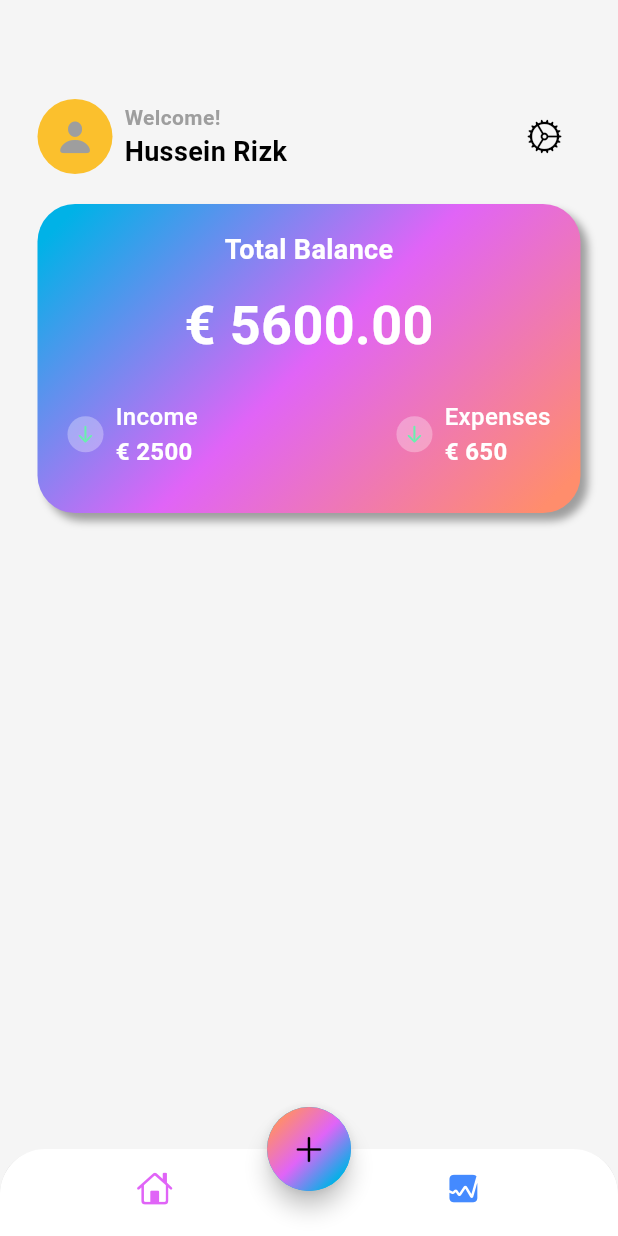
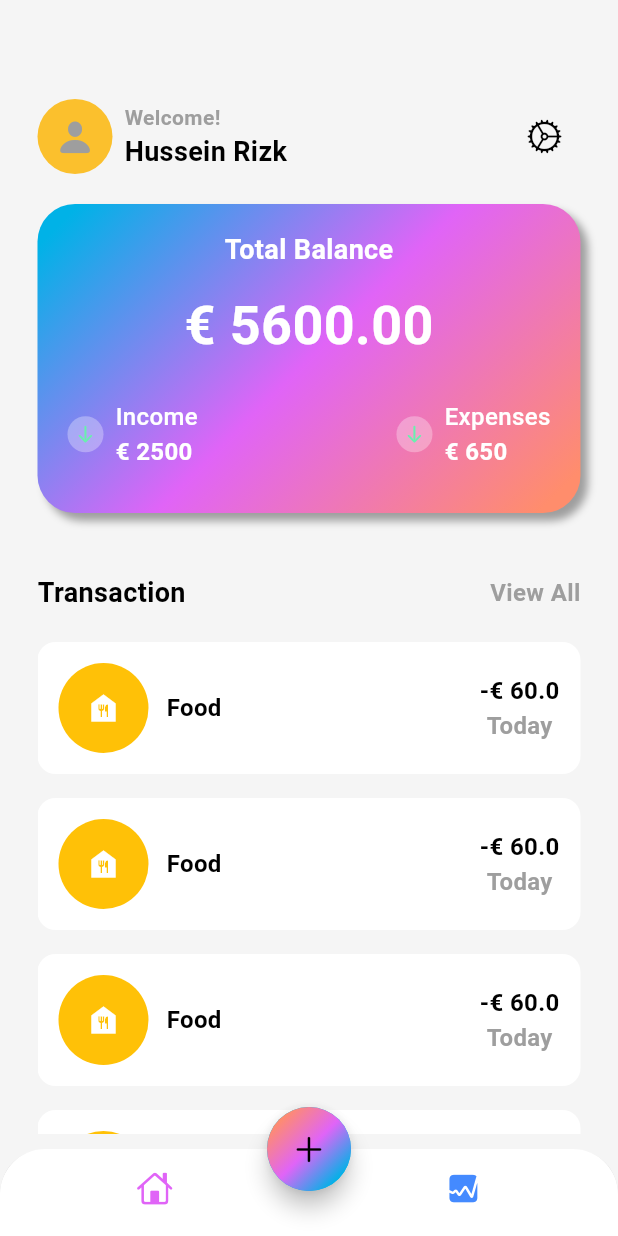
Before and after one commit to ibnRizk/Expense-Tracker, a Flutter app: the screen it shows after launch, on a phone screen of 412 x 824 dp. Run offline on Flutter 3.47's test engine with Material 3 defaults, Android fonts, the phone set to English and light mode, and no system bars; our stand-ins replace font_awesome_flutter.

Commit message:
create listview of food

```diff
--- /dev/null
+++ b/lib/data/data.dart
@@ -0,0 +1,11 @@
+import 'package:flutter/material.dart';
+import 'package:font_awesome_flutter/font_awesome_flutter.dart';
+
+var myData = [
+  {
+    'icon': Icon(FontAwesomeIcons.burger),
+    'name': 'Food',
+    'totalAmount': '-€ 34.00',
+    'data': 'Today',
+  },
+];
--- a/lib/screens/home/views/main_screen.dart
+++ b/lib/screens/home/views/main_screen.dart
@@ -208,7 +208,110 @@ class MainScreen extends StatelessWidget {
                 ],
               ),
             ),
-            Row(),
+            SizedBox(height: 40),
+            Row(
+              mainAxisAlignment: MainAxisAlignment.spaceBetween,
+              children: [
+                Text(
+                  'Transaction',
+                  style: TextStyle(
+                    fontSize: 18,
+                    fontWeight: FontWeight.bold,
+                    color: Theme.of(context).colorScheme.onSecondary,
+                  ),
+                ),
+                GestureDetector(
+                  onTap: () {},
+                  child: Text(
+                    'View All',
+                    style: TextStyle(
+                      fontSize: 16,
+                      fontWeight: FontWeight.w600,
+                      color: Theme.of(context).colorScheme.outline,
+                    ),
+                  ),
+                ),
+              ],
+            ),
+            const SizedBox(height: 20),
+            Expanded(
+              child: ListView.builder(
+                itemCount: 4,
+                itemBuilder: (context, index) {
+                  return Padding(
+                    padding: const EdgeInsets.only(bottom: 16),
+                    child: Container(
+                      decoration: BoxDecoration(
+                        color: Colors.white,
+                        borderRadius: BorderRadius.circular(12),
+                      ),
+                      child: Padding(
+                        padding: const EdgeInsets.all(14),
+                        child: Row(
+                          mainAxisAlignment: MainAxisAlignment.spaceBetween,
+                          children: [
+                            Row(
+                              children: [
+                                Stack(
+                                  alignment: Alignment.center,
+                                  children: [
+                                    Container(
+                                      decoration: BoxDecoration(
+                                        color: Colors.amber,
+                                        shape: BoxShape.circle,
+                                      ),
+                                      height: 60,
+                                      width: 60,
+                                    ),
+                                    Icon(Icons.food_bank, color: Colors.white),
+                                  ],
+                                ),
+                                SizedBox(width: 12),
+                                Text(
+                                  'Food',
+                                  style: TextStyle(
+                                    fontSize: 16,
+                                    fontWeight: FontWeight.w700,
+                                    color:
+                                        Theme.of(
+                                          context,
+                                        ).colorScheme.onSecondary,
+                                  ),
+                                ),
+                              ],
+                            ),
+                            Column(
+                              children: [
+                                Text(
+                                  '-€ 60.0',
+                                  style: TextStyle(
+                                    fontSize: 16,
+                                    fontWeight: FontWeight.w700,
+                                    color:
+                                        Theme.of(
+                                          context,
+                                        ).colorScheme.onSecondary,
+                                  ),
+                                ),
+                                Text(
+                                  'Today',
+                                  style: TextStyle(
+                                    fontSize: 16,
+                                    fontWeight: FontWeight.w700,
+                                    color:
+                                        Theme.of(context).colorScheme.outline,
+                                  ),
+                                ),
+                              ],
+                            ),
+                          ],
+                        ),
+                      ),
+                    ),
+                  );
+                },
+              ),
+            ),
           ],
         ),
       ),
--- a/pubspec.yaml
+++ b/pubspec.yaml
@@ -34,6 +34,7 @@ dependencies:
   # The following adds the Cupertino Icons font to your application.
   # Use with the CupertinoIcons class for iOS style icons.
   cupertino_icons: ^1.0.8
+  font_awesome_flutter: ^10.8.0
 
 dev_dependencies:
   flutter_test:
```
Also changed, not shown: pubspec.lock.
